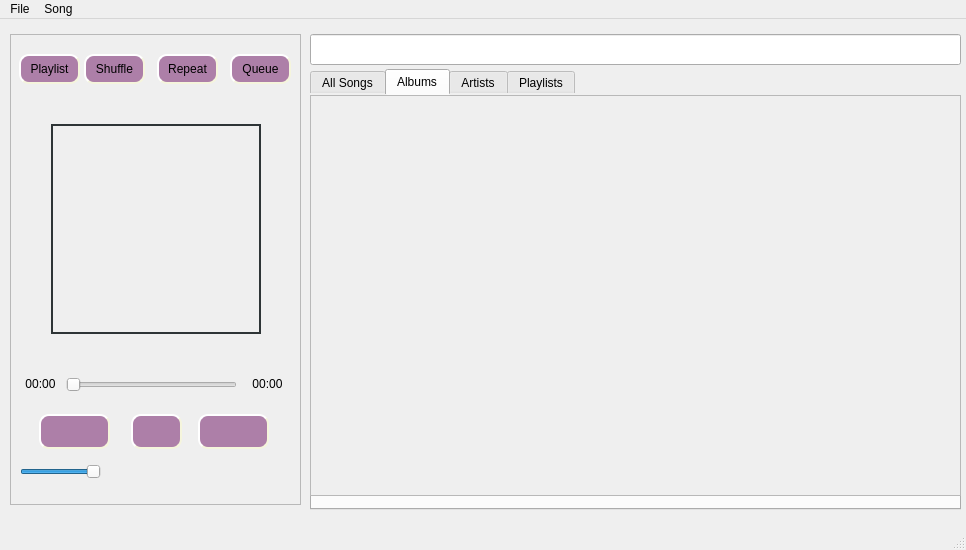
This is src/player.ui in pirxus/waPlayer as Qt 5 draws it before an edit. The edited form follows.
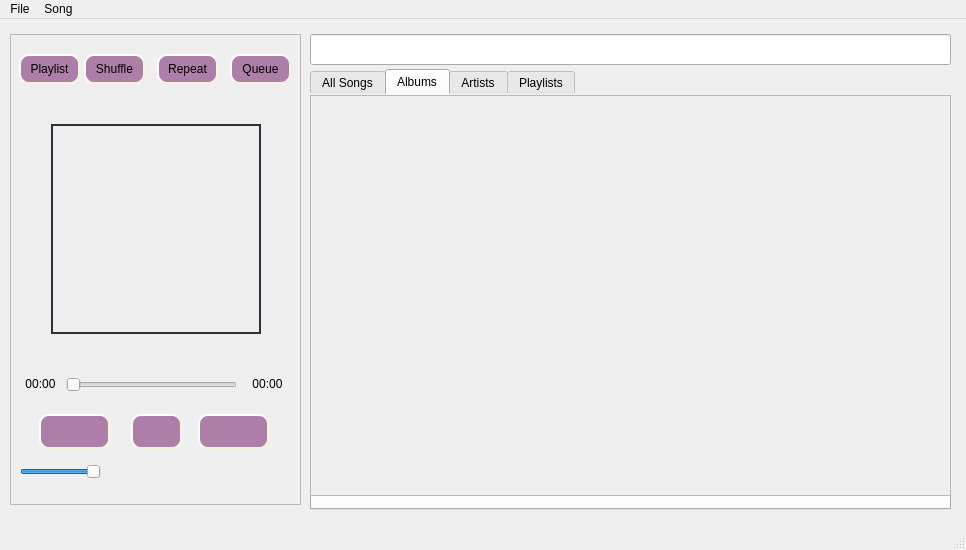
This is the edited form. Icons and pictures are not drawn.

Commit message: fixed size of album grid

Patch:
```diff
--- a/src/player.ui
+++ b/src/player.ui
@@ -60,7 +60,7 @@
      <rect>
       <x>310</x>
       <y>50</y>
-      <width>651</width>
+      <width>641</width>
       <height>441</height>
      </rect>
     </property>
@@ -188,7 +188,7 @@
        <rect>
         <x>0</x>
         <y>0</y>
-        <width>651</width>
+        <width>641</width>
         <height>401</height>
        </rect>
       </property>
@@ -200,7 +200,7 @@
         <rect>
          <x>0</x>
          <y>0</y>
-         <width>647</width>
+         <width>637</width>
          <height>397</height>
         </rect>
        </property>
@@ -554,7 +554,7 @@
      <rect>
       <x>310</x>
       <y>15</y>
-      <width>651</width>
+      <width>641</width>
       <height>31</height>
      </rect>
     </property>
```
